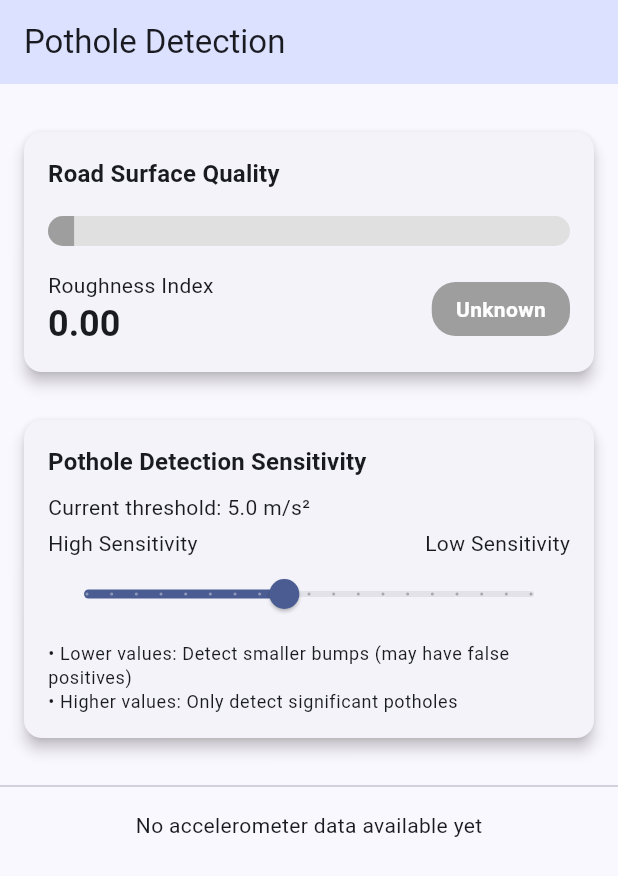
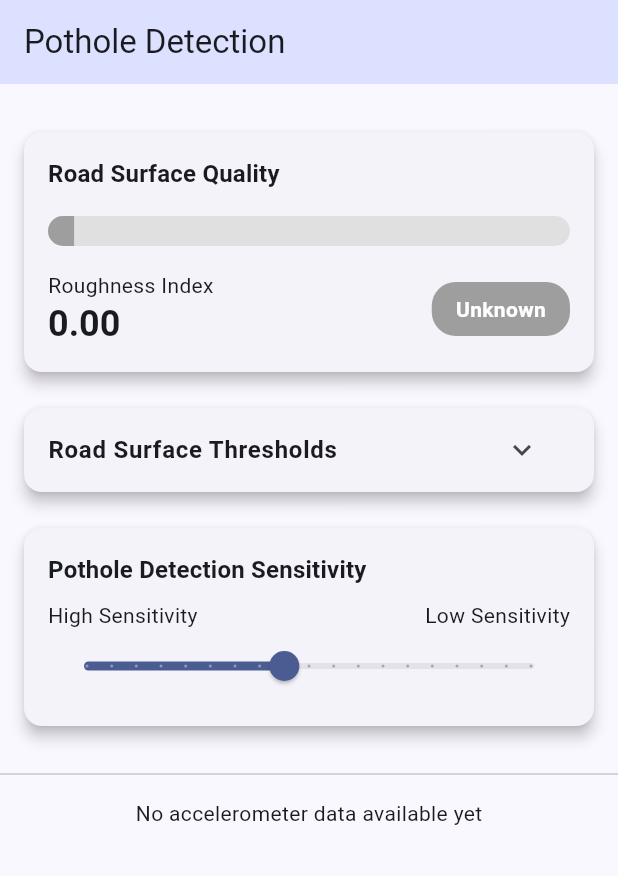
Before and after one commit to matejrupnik/breakpoint, a Flutter app: the screen it shows after launch, on a phone screen of 412 x 824 dp. Shown: the top 876 px of the screen. Run offline on Flutter 3.47's test engine with Material 3 defaults, Android fonts, the phone set to English and light mode, and no system bars; our stand-ins replace fl_chart, sensors_plus.

Commit message:
fix: UI improvements

```diff
--- a/breakpoint_mobile/lib/providers/road_surface_provider.dart
+++ b/breakpoint_mobile/lib/providers/road_surface_provider.dart
@@ -8,10 +8,13 @@ import '../services/sensor_service.dart';
 class RoadSurfaceProvider with ChangeNotifier {
   final SensorService _sensorService;
 
-  // Store 5 seconds of data at 20Hz sampling rate (100 samples)
-  final int _windowSize = 100;
+  // Store 2 seconds of data at 20Hz sampling rate (40 samples)
+  final int _windowSize = 40;
   final ListQueue<AccelerometerData> _dataWindow =
       ListQueue<AccelerometerData>();
+
+  // Track recent data to detect rapid stabilization
+  final int _recentDataSize = 10; // Last 0.5 seconds (at 20Hz)
 
   StreamSubscription<AccelerometerData>? _subscription;
 
@@ -26,10 +29,27 @@ class RoadSurfaceProvider with ChangeNotifier {
   // Moving average of vertical acceleration
   double _baselineAcceleration = 0.0;
 
-  // Quality thresholds
-  final double _smoothThreshold = 0.8;
-  final double _moderateThreshold = 2.0;
-  final double _roughThreshold = 4.0;
+  // Quality thresholds with getters and setters
+  double _smoothThreshold = 0.8;
+  double _moderateThreshold = 2.0;
+  double _roughThreshold = 4.0;
+
+  double get smoothThreshold => _smoothThreshold;
+  double get moderateThreshold => _moderateThreshold;
+  double get roughThreshold => _roughThreshold;
+
+  // Method to update all thresholds at once
+  void updateThresholds(double smooth, double moderate, double rough) {
+    // Ensure thresholds are in ascending order
+    _smoothThreshold = smooth;
+    _moderateThreshold = max(smooth + 0.1, moderate);
+    _roughThreshold = max(_moderateThreshold + 0.1, rough);
+    notifyListeners();
+  }
+
+  // Flags to track stability
+  bool _wasRecentlyStable = false;
+  int _stableCounter = 0;
 
   RoadSurfaceProvider(this._sensorService) {
     _initialize();
@@ -46,7 +66,7 @@ class RoadSurfaceProvider with ChangeNotifier {
     // Add data to our window
     _dataWindow.add(data);
 
-    // Keep only the most recent 5 seconds of data
+    // Keep only the most recent 2 seconds of data
     if (_dataWindow.length > _windowSize) {
       _dataWindow.removeFirst();
     }
@@ -70,8 +90,8 @@ class RoadSurfaceProvider with ChangeNotifier {
     }
     double mean = sum / _dataWindow.length;
 
-    // Update baseline with exponential moving average
-    const alpha = 0.05;
+    // Update baseline with exponential moving average - faster adaptation
+    const alpha = 0.2; // Increased from 0.05 to 0.2 for faster adaptation
     _baselineAcceleration = (1 - alpha) * _baselineAcceleration + alpha * mean;
 
     // Second pass: calculate standard deviation
@@ -82,6 +102,49 @@ class RoadSurfaceProvider with ChangeNotifier {
 
     double variance = sumSquared / _dataWindow.length;
     double stdDev = sqrt(variance);
+
+    // Check for rapid stabilization: analyze just the most recent samples
+    if (_dataWindow.length >= _recentDataSize) {
+      double recentSum = 0;
+      double recentSumSquared = 0;
+      double recentMean = 0;
+
+      // Get most recent samples
+      List<AccelerometerData> recentData = _dataWindow.toList().sublist(
+        _dataWindow.length - _recentDataSize,
+      );
+
+      // Calculate mean for recent data
+      for (var data in recentData) {
+        recentSum += data.verticalAcceleration;
+      }
+      recentMean = recentSum / _recentDataSize;
+
+      // Calculate variance for recent data
+      for (var data in recentData) {
+        double deviation = data.verticalAcceleration - recentMean;
+        recentSumSquared += deviation * deviation;
+      }
+
+      double recentVariance = recentSumSquared / _recentDataSize;
+      double recentStdDev = sqrt(recentVariance);
+
+      // If recent data is very stable (much more stable than full window)
+      // and overall roughness is above smooth threshold
+      if (recentStdDev < 0.3 && stdDev > _smoothThreshold) {
+        _stableCounter++;
+
+        // If stable for a few consecutive readings, force quicker transition
+        if (_stableCounter >= 3) {
+          _wasRecentlyStable = true;
+          // Blend the full window result with recent stable result
+          stdDev = stdDev * 0.3 + recentStdDev * 0.7;
+        }
+      } else {
+        _stableCounter = 0;
+        _wasRecentlyStable = false;
+      }
+    }
 
     // Update roughness index (scale to a more intuitive range)
     _roughnessIndex = stdDev;
--- a/breakpoint_mobile/lib/screens/home_screen.dart
+++ b/breakpoint_mobile/lib/screens/home_screen.dart
@@ -7,6 +7,7 @@ import '../widgets/accelerometer_chart.dart';
 import '../widgets/pothole_detection_banner.dart';
 import '../widgets/sensitivity_control.dart';
 import '../widgets/road_surface_indicator.dart';
+import '../widgets/road_surface_settings.dart';
 
 class HomeScreen extends StatelessWidget {
   final String title;
@@ -51,10 +52,13 @@ class HomeScreen extends StatelessWidget {
                 children: [
                   const SizedBox(height: 16),
 
-                  // Road surface indicator moved to the top
+                  // Road surface indicator at the top
                   const RoadSurfaceIndicator(),
 
-                  // Sensitivity control now second
+                  // Road surface settings panel
+                  const RoadSurfaceSettings(),
+
+                  // Sensitivity control for pothole detection
                   const SensitivityControl(),
 
                   const SizedBox(height: 8),
--- /dev/null
+++ b/breakpoint_mobile/lib/widgets/road_surface_settings.dart
@@ -0,0 +1,191 @@
+import 'package:flutter/material.dart';
+import 'package:provider/provider.dart';
+import '../providers/road_surface_provider.dart';
+
+class RoadSurfaceSettings extends StatefulWidget {
+  const RoadSurfaceSettings({Key? key}) : super(key: key);
+
+  @override
+  State<RoadSurfaceSettings> createState() => _RoadSurfaceSettingsState();
+}
+
+class _RoadSurfaceSettingsState extends State<RoadSurfaceSettings> {
+  late double _smoothThreshold;
+  late double _moderateThreshold;
+  late double _roughThreshold;
+  bool _isExpanded = false;
+
+  @override
+  void initState() {
+    super.initState();
+    // Initialize with values from provider
+    final provider = Provider.of<RoadSurfaceProvider>(context, listen: false);
+    _smoothThreshold = provider.smoothThreshold;
+    _moderateThreshold = provider.moderateThreshold;
+    _roughThreshold = provider.roughThreshold;
+  }
+
+  @override
+  Widget build(BuildContext context) {
+    return Consumer<RoadSurfaceProvider>(
+      builder: (context, provider, child) {
+        return Card(
+          elevation: 4,
+          margin: const EdgeInsets.symmetric(horizontal: 16, vertical: 8),
+          child: Column(
+            children: [
+              ListTile(
+                title: const Text(
+                  'Road Surface Thresholds',
+                  style: TextStyle(fontWeight: FontWeight.bold),
+                ),
+                trailing: IconButton(
+                  icon: Icon(
+                    _isExpanded ? Icons.expand_less : Icons.expand_more,
+                  ),
+                  onPressed: () {
+                    setState(() {
+                      _isExpanded = !_isExpanded;
+                    });
+                  },
+                ),
+              ),
+              if (_isExpanded)
+                Padding(
+                  padding: const EdgeInsets.all(16.0),
+                  child: Column(
+                    crossAxisAlignment: CrossAxisAlignment.start,
+                    children: [
+                      _buildThresholdSlider(
+                        context,
+                        'Smooth to Moderate',
+                        _smoothThreshold,
+                        0.3,
+                        _moderateThreshold - 0.1,
+                        (value) {
+                          setState(() {
+                            _smoothThreshold = value;
+                          });
+                        },
+                        Colors.green,
+                      ),
+                      const SizedBox(height: 24),
+                      _buildThresholdSlider(
+                        context,
+                        'Moderate to Rough',
+                        _moderateThreshold,
+                        _smoothThreshold + 0.1,
+                        _roughThreshold - 0.1,
+                        (value) {
+                          setState(() {
+                            _moderateThreshold = value;
+                          });
+                        },
+                        Colors.yellow.shade700,
+                      ),
+                      const SizedBox(height: 24),
+                      _buildThresholdSlider(
+                        context,
+                        'Rough to Very Rough',
+                        _roughThreshold,
+                        _moderateThreshold + 0.1,
+                        8.0,
+                        (value) {
+                          setState(() {
+                            _roughThreshold = value;
+                          });
+                        },
+                        Colors.red,
+                      ),
+                      const SizedBox(height: 24),
+                      Row(
+                        mainAxisAlignment: MainAxisAlignment.end,
+                        children: [
+                          TextButton(
+                            onPressed: () {
+                              // Reset to default values
+                              setState(() {
+                                _smoothThreshold = 0.8;
+                                _moderateThreshold = 2.0;
+                                _roughThreshold = 4.0;
+                              });
+                              provider.updateThresholds(
+                                _smoothThreshold,
+                                _moderateThreshold,
+                                _roughThreshold,
+                              );
+                            },
+                            child: const Text('Reset to Defaults'),
+                          ),
+                          const SizedBox(width: 16),
+                          ElevatedButton(
+                            onPressed: () {
+                              // Apply the new thresholds
+                              provider.updateThresholds(
+                                _smoothThreshold,
+                                _moderateThreshold,
+                                _roughThreshold,
+                              );
+                              // Collapse the settings panel
+                              setState(() {
+                                _isExpanded = false;
+                              });
+                            },
+                            child: const Text('Apply'),
+                          ),
+                        ],
+                      ),
+                    ],
+                  ),
+                ),
+            ],
+          ),
+        );
+      },
+    );
+  }
+
+  Widget _buildThresholdSlider(
+    BuildContext context,
+    String label,
+    double value,
+    double min,
+    double max,
+    ValueChanged<double> onChanged,
+    Color color,
+  ) {
+    return Column(
+      crossAxisAlignment: CrossAxisAlignment.start,
+      children: [
+        Row(
+          mainAxisAlignment: MainAxisAlignment.spaceBetween,
+          children: [
+            Text(label, style: Theme.of(context).textTheme.bodyMedium),
+            Container(
+              padding: const EdgeInsets.symmetric(horizontal: 10, vertical: 2),
+              decoration: BoxDecoration(
+                color: color.withOpacity(0.2),
+                borderRadius: BorderRadius.circular(10),
+                border: Border.all(color: color, width: 1),
+              ),
+              child: Text(
+                value.toStringAsFixed(2),
+                style: TextStyle(fontWeight: FontWeight.bold, color: color),
+              ),
+            ),
+          ],
+        ),
+        const SizedBox(height: 8),
+        Slider(
+          value: value,
+          min: min,
+          max: max,
+          divisions: ((max - min) * 10).round(),
+          label: value.toStringAsFixed(2),
+          activeColor: color,
+          onChanged: onChanged,
+        ),
+      ],
+    );
+  }
+}
--- a/breakpoint_mobile/lib/widgets/sensitivity_control.dart
+++ b/breakpoint_mobile/lib/widgets/sensitivity_control.dart
@@ -24,11 +24,6 @@ class SensitivityControl extends StatelessWidget {
                   ),
                 ),
                 const SizedBox(height: 8),
-                Text(
-                  'Current threshold: ${provider.potholeThreshold.toStringAsFixed(1)} m/s²',
-                  style: Theme.of(context).textTheme.bodyMedium,
-                ),
-                const SizedBox(height: 4),
                 Row(
                   children: const [
                     Text('High Sensitivity'),
@@ -46,12 +41,6 @@ class SensitivityControl extends StatelessWidget {
                     provider.potholeThreshold = value;
                   },
                 ),
-                const SizedBox(height: 8),
-                Text(
-                  '• Lower values: Detect smaller bumps (may have false positives)\n'
-                  '• Higher values: Only detect significant potholes',
-                  style: Theme.of(context).textTheme.bodySmall,
-                ),
               ],
             ),
           ),
```
